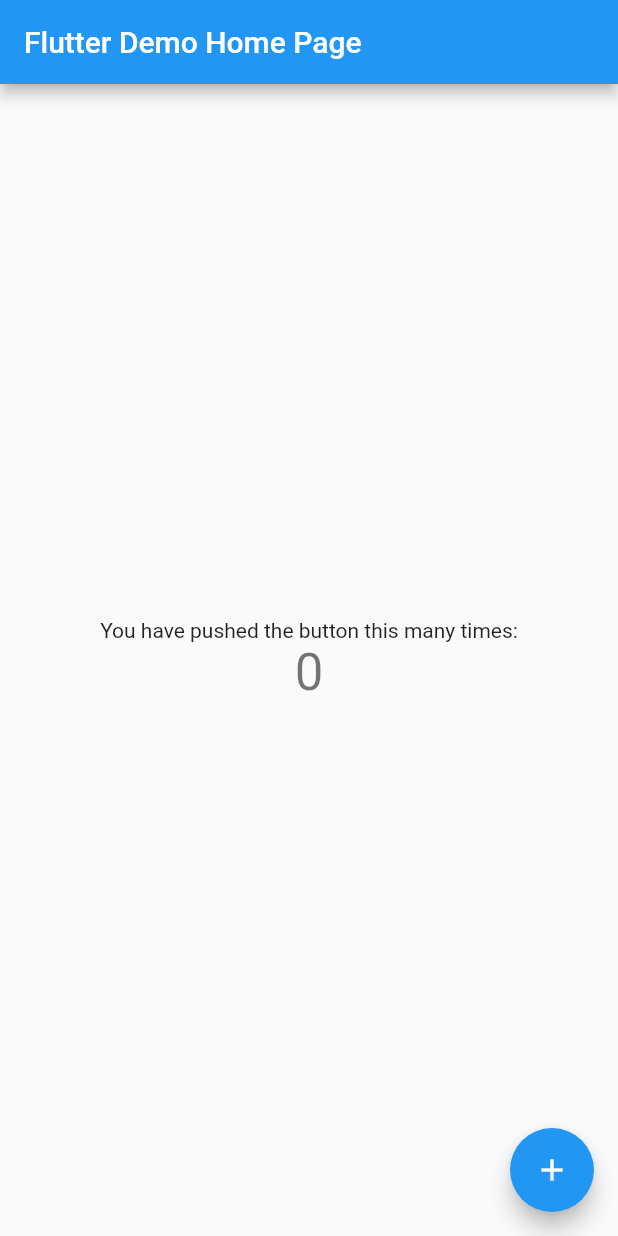
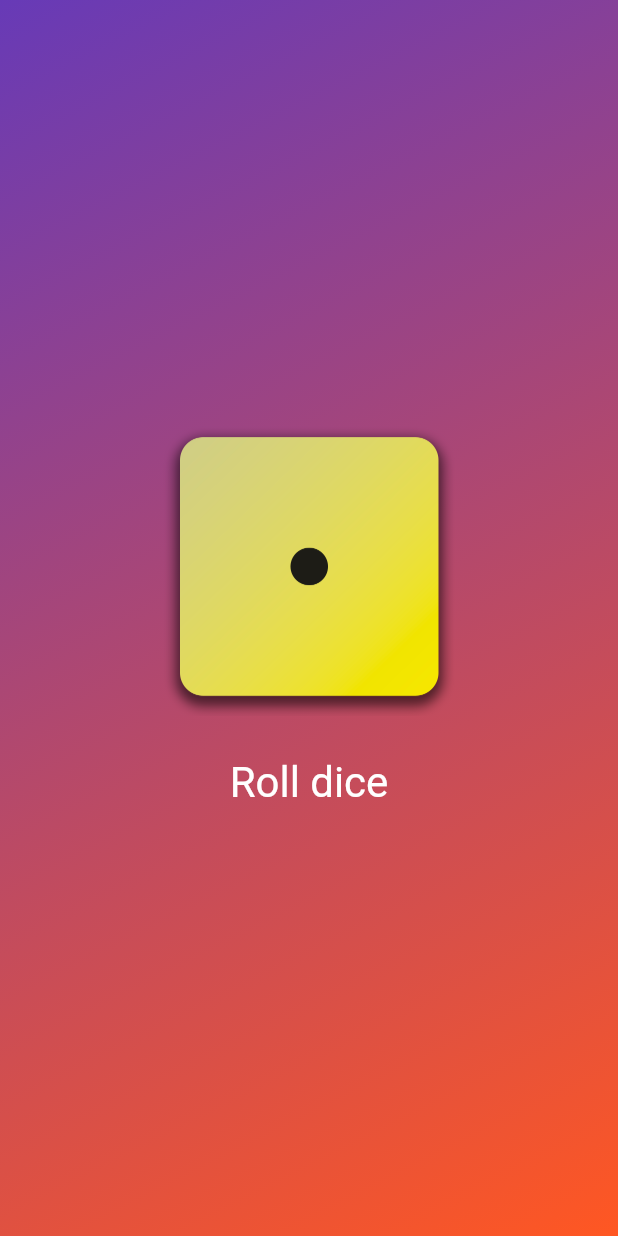
Before and after one commit to rudk0/flutter_app, a Flutter app: the screen it shows after launch, on a phone screen of 412 x 824 dp. Run offline on Flutter 3.47's test engine with Material 2 defaults, Android fonts, the phone set to English and light mode, and no system bars.

Commit message:
dice rolling app

```diff
--- /dev/null
+++ b/lib/dice_roller.dart
@@ -0,0 +1,43 @@
+import 'dart:math';
+import 'package:flutter/material.dart';
+
+final randimizer = Random();
+
+class DiceRoller extends StatefulWidget {
+  const DiceRoller({super.key});
+
+  @override
+  State<DiceRoller> createState() {
+    return _DiceRollerState();
+  }
+}
+
+class _DiceRollerState extends State<DiceRoller> {
+  var currentDiceRoll = 1;
+
+  void rollDice() {
+    setState(() {
+      currentDiceRoll = randimizer.nextInt(6) + 1;
+    });
+  }
+
+  @override
+  Widget build(context) {
+    return Column(
+      mainAxisSize: MainAxisSize.min,
+      children: [
+        Image.asset('assets/images/dice-$currentDiceRoll.png', width: 200),
+        const SizedBox(
+          height: 20,
+        ),
+        TextButton(
+          onPressed: rollDice,
+          style: TextButton.styleFrom(
+              foregroundColor: Colors.white,
+              textStyle: const TextStyle(fontSize: 28)),
+          child: const Text('Roll dice'),
+        )
+      ],
+    );
+  }
+}
--- /dev/null
+++ b/lib/gradient_container.dart
@@ -0,0 +1,29 @@
+import 'package:flutter/material.dart';
+
+import 'package:test_app/styled_text.dart';
+import 'package:test_app/dice_roller.dart';
+
+const startAlignment = Alignment.topLeft;
+const endAlignment = Alignment.bottomRight;
+
+class GradientContainer extends StatelessWidget {
+  const GradientContainer({super.key, required this.colors});
+
+  final List<Color> colors;
+
+  @override
+  Widget build(context) {
+    return Container(
+      decoration: BoxDecoration(
+        gradient: LinearGradient(
+          colors: colors,
+          begin: startAlignment,
+          end: endAlignment,
+        ),
+      ),
+      child: const Center(
+        child: DiceRoller(),
+      ),
+    );
+  }
+}
--- a/lib/main.dart
+++ b/lib/main.dart
@@ -1,115 +1,14 @@
 import 'package:flutter/material.dart';
 
+import 'package:test_app/gradient_container.dart';
+
 void main() {
-  runApp(const MyApp());
+  runApp(
+    MaterialApp(
+      home: Scaffold(
+        body: GradientContainer(
+            colors: const [Colors.deepPurple, Colors.deepOrange]),
+      ),
+    ),
+  );
 }
-
-class MyApp extends StatelessWidget {
-  const MyApp({super.key});
-
-  // This widget is the root of your application.
-  @override
-  Widget build(BuildContext context) {
-    return MaterialApp(
-      title: 'Flutter Demo',
-      theme: ThemeData(
-        // This is the theme of your application.
-        //
-        // Try running your application with "flutter run". You'll see the
-        // application has a blue toolbar. Then, without quitting the app, try
-        // changing the primarySwatch below to Colors.green and then invoke
-        // "hot reload" (press "r" in the console where you ran "flutter run",
-        // or simply save your changes to "hot reload" in a Flutter IDE).
-        // Notice that the counter didn't reset back to zero; the application
-        // is not restarted.
-        primarySwatch: Colors.blue,
-      ),
-      home: const MyHomePage(title: 'Flutter Demo Home Page'),
-    );
-  }
-}
-
-class MyHomePage extends StatefulWidget {
-  const MyHomePage({super.key, required this.title});
-
-  // This widget is the home page of your application. It is stateful, meaning
-  // that it has a State object (defined below) that contains fields that affect
-  // how it looks.
-
-  // This class is the configuration for the state. It holds the values (in this
-  // case the title) provided by the parent (in this case the App widget) and
-  // used by the build method of the State. Fields in a Widget subclass are
-  // always marked "final".
-
-  final String title;
-
-  @override
-  State<MyHomePage> createState() => _MyHomePageState();
-}
-
-class _MyHomePageState extends State<MyHomePage> {
-  int _counter = 0;
-
-  void _incrementCounter() {
-    setState(() {
-      // This call to setState tells the Flutter framework that something has
-      // changed in this State, which causes it to rerun the build method below
-      // so that the display can reflect the updated values. If we changed
-      // _counter without calling setState(), then the build method would not be
-      // called again, and so nothing would appear to happen.
-      _counter++;
-    });
-  }
-
-  @override
-  Widget build(BuildContext context) {
-    // This method is rerun every time setState is called, for instance as done
-    // by the _incrementCounter method above.
-    //
-    // The Flutter framework has been optimized to make rerunning build methods
-    // fast, so that you can just rebuild anything that needs updating rather
-    // than having to individually change instances of widgets.
-    return Scaffold(
-      appBar: AppBar(
-        // Here we take the value from the MyHomePage object that was created by
-        // the App.build method, and use it to set our appbar title.
-        title: Text(widget.title),
-      ),
-      body: Center(
-        // Center is a layout widget. It takes a single child and positions it
-        // in the middle of the parent.
-        child: Column(
-          // Column is also a layout widget. It takes a list of children and
-          // arranges them vertically. By default, it sizes itself to fit its
-          // children horizontally, and tries to be as tall as its parent.
-          //
-          // Invoke "debug painting" (press "p" in the console, choose the
-          // "Toggle Debug Paint" action from the Flutter Inspector in Android
-          // Studio, or the "Toggle Debug Paint" command in Visual Studio Code)
-          // to see the wireframe for each widget.
-          //
-          // Column has various properties to control how it sizes itself and
-          // how it positions its children. Here we use mainAxisAlignment to
-          // center the children vertically; the main axis here is the vertical
-          // axis because Columns are vertical (the cross axis would be
-          // horizontal).
-          mainAxisAlignment: MainAxisAlignment.center,
-          children: <Widget>[
-            const Text(
-              'You have pushed the button this many times:',
-            ),
-            Text(
-              '$_counter',
-              style: Theme.of(context).textTheme.headlineMedium,
-            ),
-          ],
-        ),
-      ),
-      floatingActionButton: FloatingActionButton(
-        onPressed: _incrementCounter,
-        tooltip: 'Increment',
-        child: const Icon(Icons.add),
-      ), // This trailing comma makes auto-formatting nicer for build methods.
-    );
-  }
-}
--- /dev/null
+++ b/lib/styled_text.dart
@@ -0,0 +1,18 @@
+import 'package:flutter/material.dart';
+
+class StyledText extends StatelessWidget {
+  const StyledText(this.text, {super.key});
+
+  final String text;
+
+  @override
+  Widget build(context) {
+    return Text(
+      text,
+      style: const TextStyle(
+        color: Colors.white,
+        fontSize: 28,
+      ),
+    );
+  }
+}
```
Also changed, not shown: pubspec.yaml (+7 -3 lines), assets/images/dice-1.png (added), assets/images/dice-2.png (added), assets/images/dice-3.png (added), assets/images/dice-4.png (added), assets/images/dice-5.png (added), assets/images/dice-6.png (added), 1 other file.
